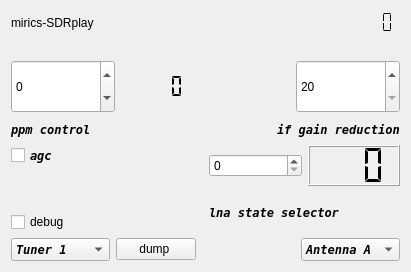
This is devices/sdrplay-handler-v3/sdrplay-widget-v3.ui in JvanKatwijk/qt-dab as Qt 5 draws it before an edit. The edited form follows.
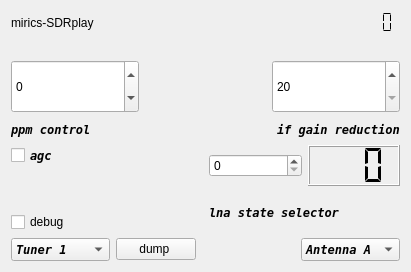
This is the edited form.

Commit message: rewrite sdrplay-v3 driver

Patch:
```diff
--- a/devices/sdrplay-handler-v3/sdrplay-widget-v3.ui
+++ b/devices/sdrplay-handler-v3/sdrplay-widget-v3.ui
@@ -91,16 +91,6 @@
        </property>
       </widget>
      </item>
-     <item>
-      <widget class="QLCDNumber" name="totalGainDisplay">
-       <property name="frameShape">
-        <enum>QFrame::NoFrame</enum>
-       </property>
-       <property name="segmentStyle">
-        <enum>QLCDNumber::Flat</enum>
-       </property>
-      </widget>
-     </item>
      <item>
       <spacer name="horizontalSpacer">
        <property name="orientation">
```
Left out of the diff: 2 changed lines with no effect on the pictures. The commit also changes 11 other files.
